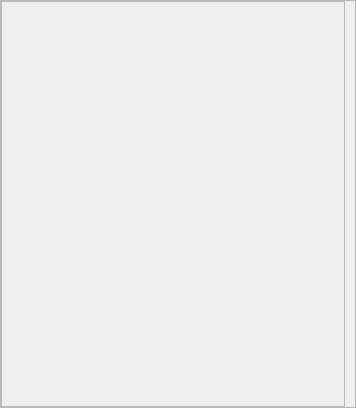
Qt form PlayMP4Page/displaymp4nodelist.ui (inportinitial/NMP3) before a commit.
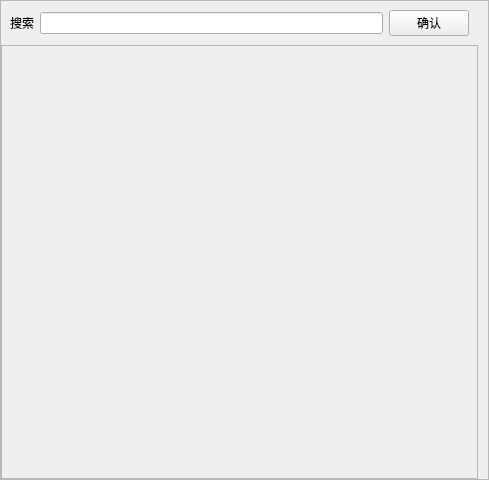
The same form after that commit.

What changed in the file:
```diff
--- a/PlayMP4Page/displaymp4nodelist.ui
+++ b/PlayMP4Page/displaymp4nodelist.ui
@@ -6,10 +6,16 @@
    <rect>
     <x>0</x>
     <y>0</y>
-    <width>356</width>
-    <height>408</height>
+    <width>489</width>
+    <height>480</height>
    </rect>
   </property>
+  <property name="maximumSize">
+   <size>
+    <width>16777215</width>
+    <height>16777215</height>
+   </size>
+  </property>
   <property name="windowTitle">
    <string>Form</string>
   </property>
@@ -40,22 +46,75 @@
      <property name="frameShadow">
       <enum>QFrame::Shadow::Raised</enum>
      </property>
+     <layout class="QHBoxLayout" name="horizontalLayout_2">
+      <property name="spacing">
+       <number>0</number>
+      </property>
+      <property name="leftMargin">
+       <number>0</number>
+      </property>
+      <property name="topMargin">
+       <number>0</number>
+      </property>
+      <property name="rightMargin">
+       <number>0</number>
+      </property>
+      <property name="bottomMargin">
+       <number>0</number>
+      </property>
+      <item>
+       <widget class="QFrame" name="frame_3">
+        <property name="frameShape">
+         <enum>QFrame::Shape::NoFrame</enum>
+        </property>
+        <property name="frameShadow">
+         <enum>QFrame::Shadow::Raised</enum>
+        </property>
+        <layout class="QVBoxLayout" name="verticalLayout_3">
+         <property name="spacing">
+          <number>0</number>
+         </property>
+         <property name="leftMargin">
+          <number>0</number>
+         </property>
+         <property name="topMargin">
+          <number>0</number>
+         </property>
+         <property name="rightMargin">
+          <number>0</number>
+         </property>
+         <property name="bottomMargin">
+          <number>0</number>
+         </property>
+         <item>
+          <widget class="QFrame" name="frame_2">
+           <property name="frameShape">
+            <enum>QFrame::Shape::NoFrame</enum>
+           </property>
+           <property name="frameShadow">
+            <enum>QFrame::Shadow::Raised</enum>
+           </property>
      <layout class="QHBoxLayout" name="horizontalLayout">
-      <property name="spacing">
-       <number>0</number>
-      </property>
-      <property name="leftMargin">
-       <number>0</number>
-      </property>
-      <property name="topMargin">
-       <number>0</number>
-      </property>
-      <property name="rightMargin">
-       <number>0</number>
-      </property>
-      <property name="bottomMargin">
-       <number>0</number>
-      </property>
+            <item>
+             <widget class="QLabel" name="label">
+              <property name="text">
+               <string>搜索</string>
+              </property>
+             </widget>
+            </item>
+            <item>
+             <widget class="QLineEdit" name="InputSearch"/>
+            </item>
+            <item>
+             <widget class="QPushButton" name="ConfirmSeachInput">
+              <property name="text">
+               <string>确认</string>
+              </property>
+             </widget>
+            </item>
+           </layout>
+          </widget>
+         </item>
       <item>
        <widget class="QScrollArea" name="scrollArea">
         <property name="sizePolicy">
@@ -90,8 +149,8 @@
           <rect>
            <x>0</x>
            <y>0</y>
-           <width>345</width>
-           <height>404</height>
+              <width>478</width>
+              <height>442</height>
           </rect>
          </property>
          <property name="sizePolicy">
@@ -116,6 +175,9 @@
           </item>
          </layout>
         </widget>
+          </widget>
+         </item>
+        </layout>
        </widget>
       </item>
       <item>
```
Lines whose indentation alone changed are shown as unchanged.
